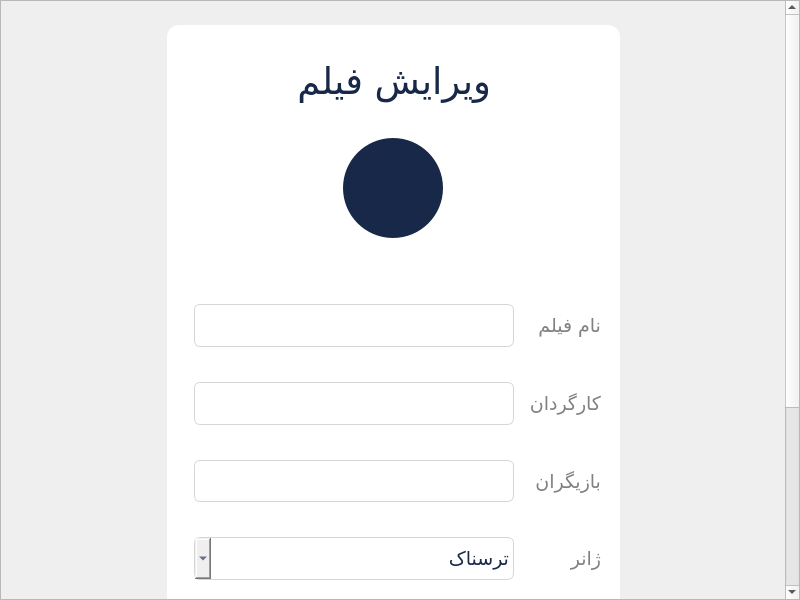
The window that editmovie.ui (seyedmahdii/cinema_project) describes before a commit, drawn with Qt 5.
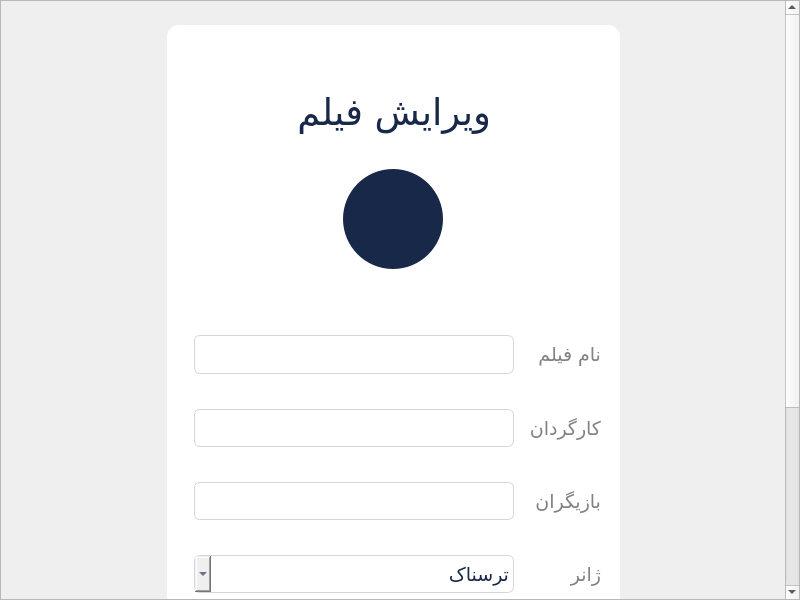
The same window after the commit. Icons and pictures are not drawn.

Patch:
```diff
--- a/editmovie.ui
+++ b/editmovie.ui
@@ -27,6 +27,10 @@
 	margin-top: 15px;
 }
 
+#back_btn{
+	background-color: transparent;
+	border: none;
+}
 #title{
 	color: #182848;
 }
@@ -145,7 +149,7 @@
           <layout class="QVBoxLayout" name="verticalLayout">
            <item>
             <widget class="QWidget" name="header" native="true">
-             <layout class="QHBoxLayout" name="horizontalLayout_3">
+             <layout class="QVBoxLayout" name="verticalLayout_3">
               <property name="leftMargin">
                <number>0</number>
               </property>
@@ -158,6 +162,55 @@
               <property name="bottomMargin">
                <number>9</number>
               </property>
+              <item>
+               <layout class="QHBoxLayout" name="back_btn_wrapper">
+                <property name="rightMargin">
+                 <number>5</number>
+                </property>
+                <property name="bottomMargin">
+                 <number>5</number>
+                </property>
+                <item>
+                 <spacer name="horizontalSpacer_5">
+                  <property name="orientation">
+                   <enum>Qt::Horizontal</enum>
+                  </property>
+                  <property name="sizeHint" stdset="0">
+                   <size>
+                    <width>40</width>
+                    <height>20</height>
+                   </size>
+                  </property>
+                 </spacer>
+                </item>
+                <item>
+                 <widget class="QPushButton" name="back_btn">
+                  <property name="maximumSize">
+                   <size>
+                    <width>40</width>
+                    <height>40</height>
+                   </size>
+                  </property>
+                  <property name="cursor">
+                   <cursorShape>PointingHandCursor</cursorShape>
+                  </property>
+                  <property name="text">
+                   <string/>
+                  </property>
+                  <property name="icon">
+                   <iconset resource="Resources.qrc">
+                    <normaloff>:/images/back-color.png</normaloff>:/images/back-color.png</iconset>
+                  </property>
+                  <property name="iconSize">
+                   <size>
+                    <width>35</width>
+                    <height>35</height>
+                   </size>
+                  </property>
+                 </widget>
+                </item>
+               </layout>
+              </item>
               <item>
                <widget class="QWidget" name="header_wrapper" native="true">
                 <layout class="QHBoxLayout" name="horizontalLayout_4">
```
Left out of the diff: 4 changed lines with no effect on the pictures.
